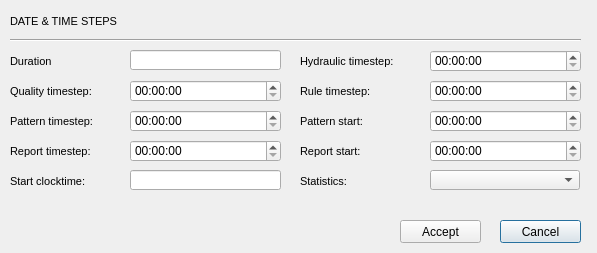
Before: the Qt Designer form ui/ws_times.ui in Giswater/giswater_qgis_plugin, drawn with Qt 5.
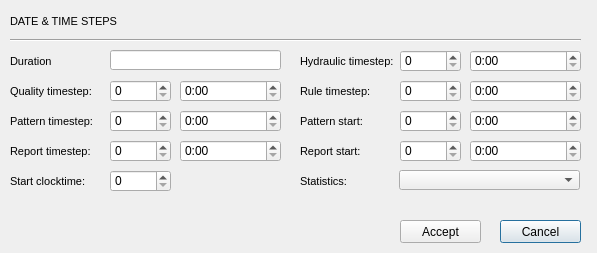
After: the same form once the commit is applied.

What changed in the file:
```diff
--- a/ui/ws_times.ui
+++ b/ui/ws_times.ui
@@ -436,59 +436,87 @@
   <widget class="QTimeEdit" name="quality_timestep">
    <property name="geometry">
     <rect>
-     <x>130</x>
+     <x>180</x>
      <y>80</y>
-     <width>151</width>
+     <width>101</width>
      <height>22</height>
     </rect>
    </property>
+   <property name="maximumDateTime">
+    <datetime>
+     <hour>23</hour>
+     <minute>59</minute>
+     <second>59</second>
+     <year>2000</year>
+     <month>1</month>
+     <day>1</day>
+    </datetime>
+   </property>
+   <property name="displayFormat">
+    <string>H:mm</string>
+   </property>
+   <property name="calendarPopup">
+    <bool>false</bool>
+   </property>
   </widget>
   <widget class="QTimeEdit" name="report_timestep">
    <property name="geometry">
     <rect>
-     <x>130</x>
+     <x>180</x>
      <y>140</y>
-     <width>151</width>
+     <width>101</width>
      <height>22</height>
     </rect>
    </property>
+   <property name="displayFormat">
+    <string>H:mm</string>
+   </property>
   </widget>
   <widget class="QTimeEdit" name="hydraulic_timestep">
    <property name="geometry">
     <rect>
-     <x>430</x>
+     <x>470</x>
      <y>50</y>
-     <width>151</width>
+     <width>111</width>
      <height>22</height>
     </rect>
    </property>
+   <property name="displayFormat">
+    <string>H:mm</string>
+   </property>
   </widget>
   <widget class="QTimeEdit" name="rule_timestep">
    <property name="geometry">
     <rect>
-     <x>430</x>
+     <x>470</x>
      <y>80</y>
-     <width>151</width>
+     <width>111</width>
      <height>22</height>
     </rect>
    </property>
+   <property name="displayFormat">
+    <string>H:mm</string>
+   </property>
   </widget>
   <widget class="QTimeEdit" name="pattern_start">
    <property name="geometry">
     <rect>
-     <x>430</x>
+     <x>470</x>
      <y>110</y>
-     <width>151</width>
+     <width>111</width>
      <height>22</height>
     </rect>
    </property>
+   <property name="displayFormat">
+    <string>H:mm</string>
+   </property>
   </widget>
   <widget class="QLineEdit" name="duration">
    <property name="geometry">
     <rect>
-     <x>130</x>
+     <x>110</x>
      <y>50</y>
-     <width>151</width>
+     <width>171</width>
      <height>20</height>
     </rect>
    </property>
@@ -504,47 +532,35 @@
   <widget class="QTimeEdit" name="pattern_timestep">
    <property name="geometry">
     <rect>
-     <x>130</x>
+     <x>180</x>
      <y>110</y>
-     <width>151</width>
+     <width>101</width>
      <height>22</height>
     </rect>
    </property>
-  </widget>
-  <widget class="QLineEdit" name="start_clocktime">
-   <property name="geometry">
-    <rect>
-     <x>130</x>
-     <y>170</y>
-     <width>151</width>
-     <height>20</height>
-    </rect>
-   </property>
-   <property name="font">
-    <font>
-     <italic>true</italic>
-    </font>
-   </property>
-   <property name="text">
-    <string/>
+   <property name="displayFormat">
+    <string>H:mm</string>
    </property>
   </widget>
   <widget class="QTimeEdit" name="report_start">
    <property name="geometry">
     <rect>
-     <x>430</x>
+     <x>470</x>
      <y>140</y>
-     <width>151</width>
+     <width>111</width>
      <height>22</height>
     </rect>
    </property>
+   <property name="displayFormat">
+    <string>H:mm</string>
+   </property>
   </widget>
   <widget class="QComboBox" name="statistic">
    <property name="geometry">
     <rect>
-     <x>430</x>
+     <x>399</x>
      <y>170</y>
-     <width>150</width>
+     <width>181</width>
      <height>20</height>
     </rect>
    </property>
@@ -575,6 +591,89 @@
     <string>Accept</string>
    </property>
   </widget>
+  <widget class="QSpinBox" name="pattern_start_day">
+   <property name="geometry">
+    <rect>
+     <x>400</x>
+     <y>110</y>
+     <width>61</width>
+     <height>22</height>
+    </rect>
+   </property>
+  </widget>
+  <widget class="QSpinBox" name="hydraulic_timestep_day">
+   <property name="geometry">
+    <rect>
+     <x>400</x>
+     <y>50</y>
+     <width>61</width>
+     <height>22</height>
+    </rect>
+   </property>
+  </widget>
+  <widget class="QSpinBox" name="rule_timestep_day">
+   <property name="geometry">
+    <rect>
+     <x>400</x>
+     <y>80</y>
+     <width>61</width>
+     <height>22</height>
+    </rect>
+   </property>
+  </widget>
+  <widget class="QSpinBox" name="report_start_day">
+   <property name="geometry">
+    <rect>
+     <x>400</x>
+     <y>140</y>
+     <width>61</width>
+     <height>22</height>
+    </rect>
+   </property>
+  </widget>
+  <widget class="QSpinBox" name="quality_timestep_day">
+   <property name="geometry">
+    <rect>
+     <x>110</x>
+     <y>80</y>
+     <width>61</width>
+     <height>22</height>
+    </rect>
+   </property>
+  </widget>
+  <widget class="QSpinBox" name="pattern_timestep_day">
+   <property name="geometry">
+    <rect>
+     <x>110</x>
+     <y>110</y>
+     <width>61</width>
+     <height>22</height>
+    </rect>
+   </property>
+  </widget>
+  <widget class="QSpinBox" name="report_timestep_day">
+   <property name="geometry">
+    <rect>
+     <x>110</x>
+     <y>140</y>
+     <width>61</width>
+     <height>22</height>
+    </rect>
+   </property>
+  </widget>
+  <widget class="QSpinBox" name="start_clocktime">
+   <property name="geometry">
+    <rect>
+     <x>110</x>
+     <y>170</y>
+     <width>61</width>
+     <height>22</height>
+    </rect>
+   </property>
+   <property name="maximum">
+    <number>23</number>
+   </property>
+  </widget>
  </widget>
  <tabstops>
   <tabstop>duration</tabstop>
```
Left out of the diff: 5 changed lines with no effect on the pictures.
